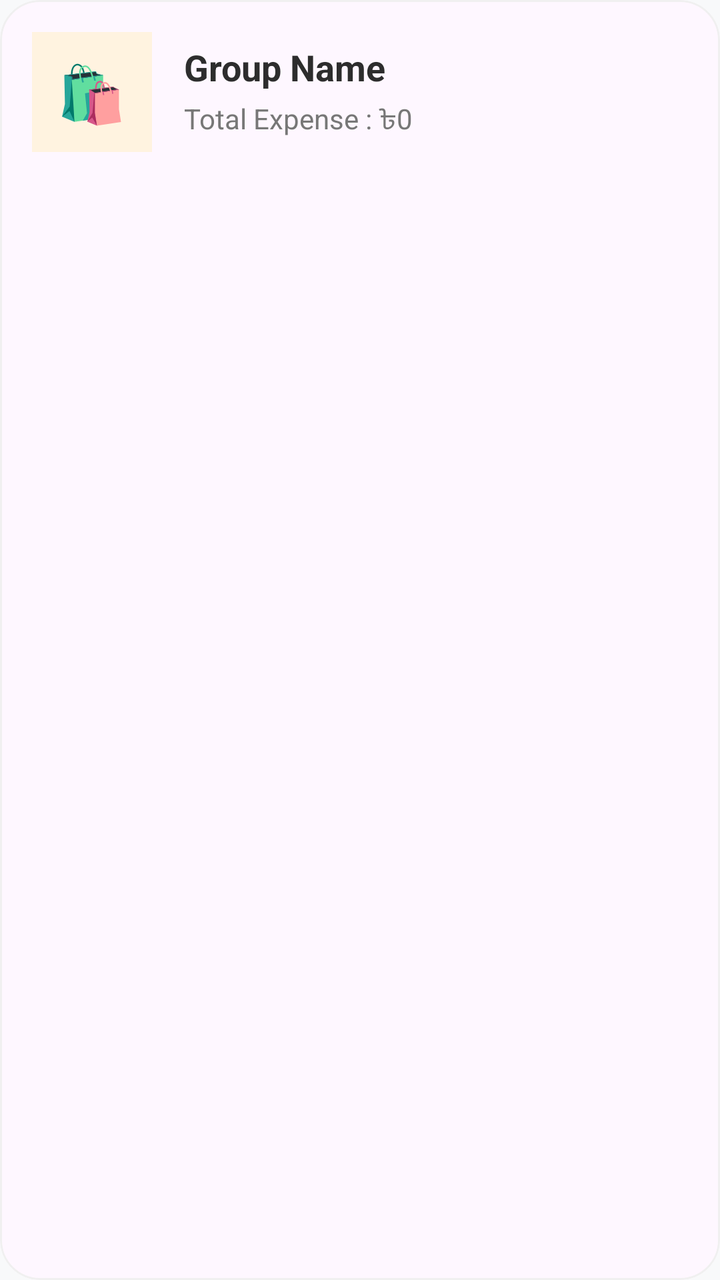
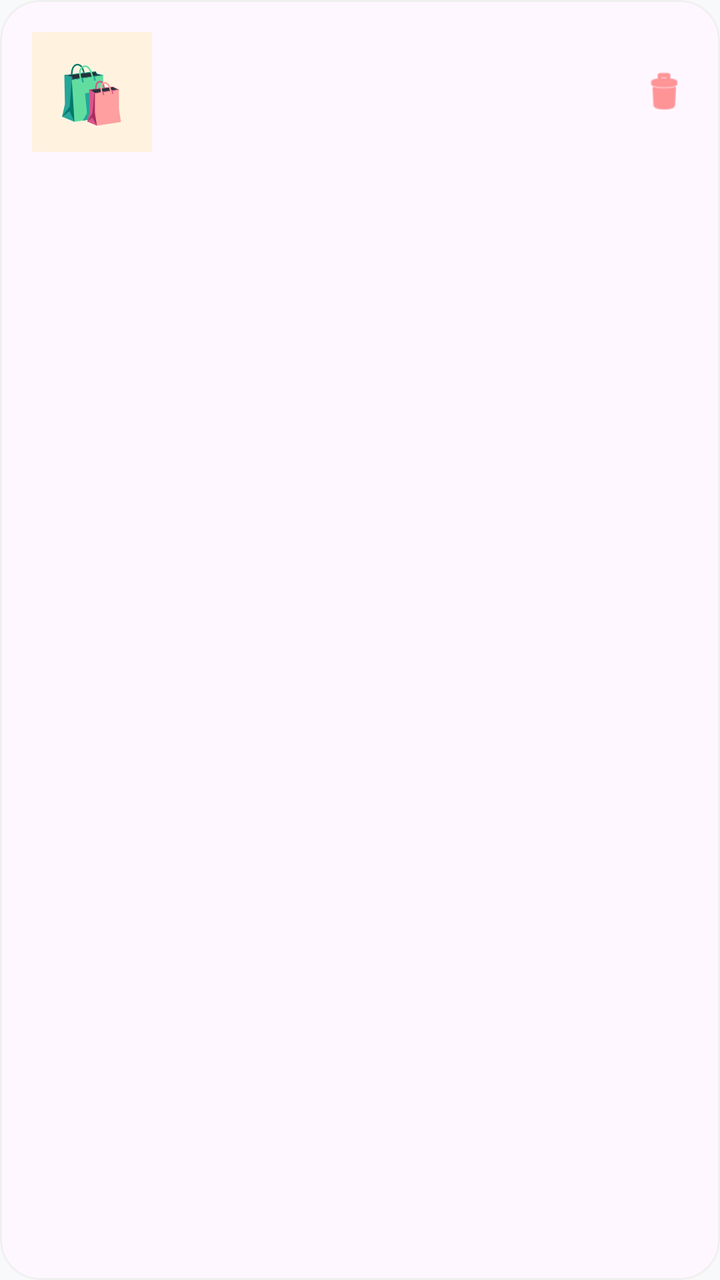

Compare the two renders of this Android layout. The source of the first and the diff that turns it into the second are given below.
<!-- AndroidManifest.xml: application theme Theme.ExpenseSplitter -->
<!-- res/layout/item_group.xml -->
<?xml version="1.0" encoding="utf-8"?>
<com.google.android.material.card.MaterialCardView xmlns:android="http://schemas.android.com/apk/res/android"
    xmlns:app="http://schemas.android.com/apk/res-auto"
    android:layout_width="match_parent"
    android:layout_height="wrap_content"
    android:layout_marginBottom="16dp"
    app:cardCornerRadius="20dp"
    app:cardElevation="0dp"
    app:strokeColor="#F0F0F0"
    app:strokeWidth="1dp">

    <LinearLayout
        android:layout_width="match_parent"
        android:layout_height="wrap_content"
        android:orientation="horizontal"
        android:padding="16dp"
        android:gravity="center_vertical">

        
        <LinearLayout
            android:layout_width="60dp"
            android:layout_height="60dp"
            android:background="@color/pastel_orange"
            android:gravity="center"
            android:orientation="vertical">
            
            <TextView
                android:layout_width="wrap_content"
                android:layout_height="wrap_content"
                android:text="🛍️"
                android:textSize="28sp"/>
        </LinearLayout>

        
        <LinearLayout
            android:layout_width="0dp"
            android:layout_height="wrap_content"
            android:layout_weight="1"
            android:layout_marginStart="16dp"
            android:orientation="vertical">

            <TextView
                android:id="@+id/tvGroupName"
                android:layout_width="wrap_content"
                android:layout_height="wrap_content"
                android:text="Group Name"
                android:textColor="@color/text_dark"
                android:textSize="18sp"
                android:textStyle="bold"/>

            <TextView
                android:layout_width="wrap_content"
                android:layout_height="wrap_content"
                android:layout_marginTop="4dp"
                android:text="Total Expense : ৳0"
                android:textColor="@color/text_light"
                android:textSize="14sp"/>
        </LinearLayout>
    </LinearLayout>
</com.google.android.material.card.MaterialCardView>
<!-- resources referenced by this layout -->
<resources>
  <color name="pastel_orange">#FFF3E0</color>
  <color name="text_dark">#2D2D2D</color>
  <color name="text_light">#777777</color>
  <style name="Theme.ExpenseSplitter" parent="Theme.Material3.DayNight.NoActionBar">
          <item name="colorPrimary">@color/purple_primary</item>
          <item name="android:windowBackground">@color/bg_color</item>
          <item name="android:statusBarColor">@color/bg_color</item>
          <item name="android:windowLightStatusBar">true</item>
      </style>
  <color name="purple_primary">#6C63FF</color>
  <color name="bg_color">#F8F9FA</color>
</resources>

<!-- the commit's change to res/layout/item_group.xml (unified diff, before → after) -->
@@ -16,14 +16,11 @@
         android:padding="16dp"
         android:gravity="center_vertical">
 
-        
         <LinearLayout
             android:layout_width="60dp"
             android:layout_height="60dp"
             android:background="@color/pastel_orange"
-            android:gravity="center"
-            android:orientation="vertical">
-            
+            android:gravity="center">
             <TextView
                 android:layout_width="wrap_content"
                 android:layout_height="wrap_content"
@@ -31,30 +28,34 @@
                 android:textSize="28sp"/>
         </LinearLayout>
 
-        
         <LinearLayout
             android:layout_width="0dp"
             android:layout_height="wrap_content"
             android:layout_weight="1"
             android:layout_marginStart="16dp"
             android:orientation="vertical">
-
             <TextView
                 android:id="@+id/tvGroupName"
                 android:layout_width="wrap_content"
                 android:layout_height="wrap_content"
-                android:text="Group Name"
                 android:textColor="@color/text_dark"
                 android:textSize="18sp"
                 android:textStyle="bold"/>
-
             <TextView
+                android:id="@+id/tvTotalExpense"
                 android:layout_width="wrap_content"
                 android:layout_height="wrap_content"
                 android:layout_marginTop="4dp"
-                android:text="Total Expense : ৳0"
                 android:textColor="@color/text_light"
                 android:textSize="14sp"/>
         </LinearLayout>
+
+        
+        <ImageView
+            android:id="@+id/btnDelete"
+            android:layout_width="24dp"
+            android:layout_height="24dp"
+            android:src="@android:drawable/ic_menu_delete"
+            app:tint="#FF5252"/>
     </LinearLayout>
 </com.google.android.material.card.MaterialCardView>
